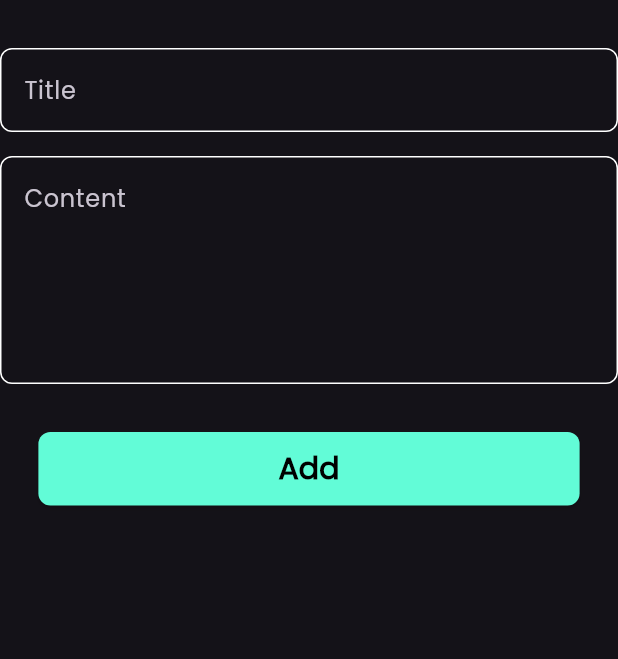
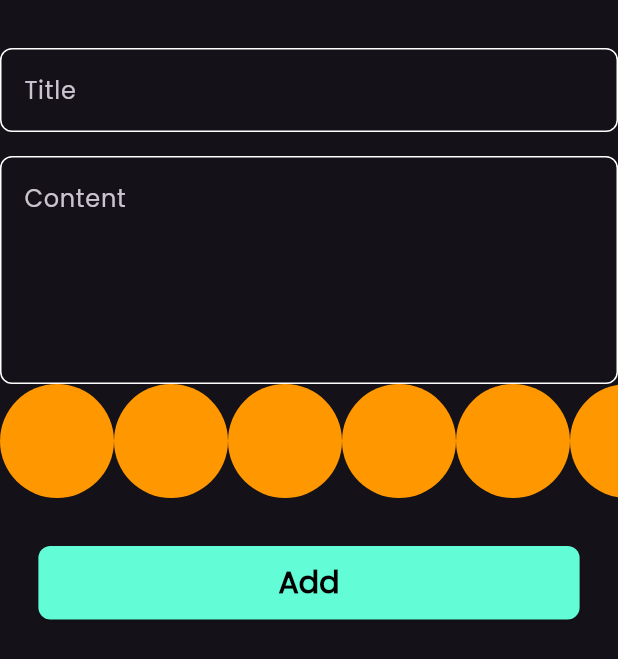
Before and after one commit to Bahaa973/notes_app, a Flutter app: the AddNoteForm widget shown alone on an empty page, opened directly, on a phone screen of 412 x 824 dp. Shown: the top 659 px of the screen. Run offline on Flutter 3.47's test engine with Material 3 defaults, Android fonts, the phone set to English and light mode, and no system bars; our stand-ins replace bloc, flutter_bloc, hive, hive_flutter; accounts and stored records are empty.

Commit message:
create color list view part one

```diff
--- a/lib/views/widget/add_note_form.dart
+++ b/lib/views/widget/add_note_form.dart
@@ -3,6 +3,7 @@ import 'package:flutter_bloc/flutter_bloc.dart';
 import 'package:intl/intl.dart';
 import 'package:notes_app/cubits/add_note_cubit/add_note_cubit.dart';
 import 'package:notes_app/model/note_model.dart';
+import 'package:notes_app/views/widget/colors_list_view.dart';
 import 'package:notes_app/views/widget/custom_button.dart';
 import 'package:notes_app/views/widget/custom_text_field.dart';
 
@@ -46,6 +47,7 @@ class _AddNoteFormState extends State<AddNoteForm> {
             hint: 'Content',
             maxLines: 5,
           ),
+          const ColorsListView(),
           const SizedBox(
             height: 32,
           ),
--- /dev/null
+++ b/lib/views/widget/colors_list_view.dart
@@ -0,0 +1,30 @@
+import 'package:flutter/material.dart';
+
+class ColorItem extends StatelessWidget {
+  const ColorItem({super.key});
+
+  @override
+  Widget build(BuildContext context) {
+    return const CircleAvatar(
+      backgroundColor: Colors.orange,
+      radius: 38,
+    );
+  }
+}
+
+class ColorsListView extends StatelessWidget {
+  const ColorsListView({super.key});
+
+  @override
+  Widget build(BuildContext context) {
+    return SizedBox(
+      height: 38 * 2,
+      child: ListView.builder(
+          scrollDirection: Axis.horizontal,
+          itemCount: 10,
+          itemBuilder: (context, index) {
+            return const ColorItem();
+          }),
+    );
+  }
+}
```
